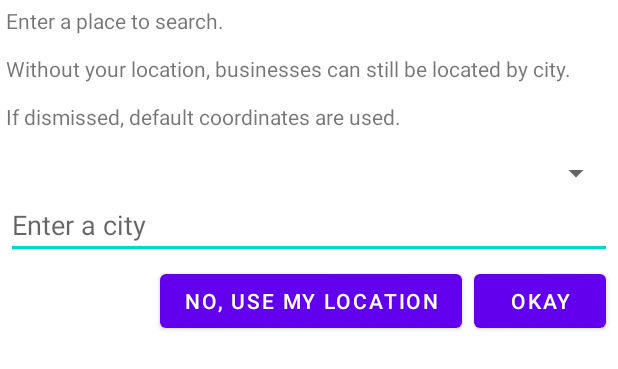
After one commit to mgleez/TradesyListYelpTest, an Android app: the layout spinner_place.xml on its own in the app's theme, with its tools: preview values and no code run, on a phone screen of 412 x 824 dp. The commit adds this screen. Shown: the top 369 px of the screen. Run offline under Robolectric (Android 15) with nearby library versions, the phone set to English and light mode, and no system bars.

Commit message:
20210224.8 (MPM) Added location permission or pick-a-place

```diff
--- a/app/build.gradle
+++ b/app/build.gradle
@@ -13,7 +13,7 @@ android {
 
     defaultConfig {
         applicationId "com.mgleez.tradesylistyelptest"
-        minSdkVersion 21
+        minSdkVersion 26
         targetSdkVersion 30
         versionCode 1
         versionName "1.0"
@@ -38,6 +38,7 @@ android {
 
 dependencies {
 
+    implementation "androidx.activity:activity-ktx:1.3.0-alpha02"
     implementation "androidx.appcompat:appcompat:1.2.0"
     implementation "androidx.constraintlayout:constraintlayout:2.0.4"
     implementation "androidx.core:core-ktx:1.3.2"
@@ -53,6 +54,7 @@ dependencies {
     implementation "androidx.room:room-ktx:$room_version"
     implementation "androidx.room:room-runtime:$room_version"
     implementation "com.github.bumptech.glide:glide:$glide_version"
+    implementation "com.google.android.gms:play-services-location:18.0.0"
     implementation "com.google.android.material:material:1.3.0"
     implementation "com.google.dagger:hilt-android:2.31.2-alpha"
     implementation "com.squareup.okhttp3:logging-interceptor:4.8.1"
--- a/app/src/main/java/com/mgleez/tradesylistyelptest/room/YelpRoomDatabase.kt
+++ b/app/src/main/java/com/mgleez/tradesylistyelptest/room/YelpRoomDatabase.kt
@@ -8,7 +8,7 @@ import androidx.room.RoomDatabase
  *
  * Created by Mike Margulies 20210224
  */
-@Database(entities = [YelpBusinessRoomEntity::class], version = 2)
+@Database(entities = [YelpBusinessRoomEntity::class, YelpReviewRoomEntity::class], version = 2)
 abstract class YelpRoomDatabase : RoomDatabase() {
   abstract fun yelpBusinessDao() : YelpBusinessDao
   abstract fun yelpReviewDao() : YelpReviewDao
--- /dev/null
+++ b/app/src/main/res/layout/spinner_place.xml
@@ -0,0 +1,74 @@
+<?xml version="1.0" encoding="utf-8"?>
+<androidx.constraintlayout.widget.ConstraintLayout xmlns:android="http://schemas.android.com/apk/res/android"
+    xmlns:app="http://schemas.android.com/apk/res-auto"
+    android:id="@+id/placeQueryLayout"
+    android:layout_width="match_parent"
+    android:layout_height="wrap_content"
+    android:layout_margin="@dimen/margin_small"
+    android:orientation="vertical"
+    >
+
+    <TextView
+        android:id="@+id/placeInstructionText"
+        android:layout_width="match_parent"
+        android:layout_height="wrap_content"
+        android:text="@string/placeInstruction"
+        app:layout_constraintBottom_toTopOf="@+id/placeSpinner"
+        app:layout_constraintStart_toStartOf="parent"
+        app:layout_constraintTop_toTopOf="parent"
+        />
+
+    <Spinner
+        android:id="@+id/placeSpinner"
+        android:layout_width="match_parent"
+        android:layout_height="wrap_content"
+        app:layout_constraintBottom_toTopOf="@+id/placeEditText"
+        app:layout_constraintStart_toStartOf="parent"
+        app:layout_constraintTop_toBottomOf="@+id/placeInstructionText"
+        />
+
+    <EditText
+        android:id="@+id/placeEditText"
+        android:layout_width="match_parent"
+        android:layout_height="wrap_content"
+        android:layout_below="@+id/placeSpinner"
+        android:autofillHints="city"
+        android:ems="10"
+        android:hint="@string/enter_a_city"
+        android:inputType="textAutoComplete"
+        app:layout_constraintBottom_toTopOf="@+id/placeOkButton"
+        app:layout_constraintStart_toStartOf="parent"
+        app:layout_constraintTop_toBottomOf="@+id/placeSpinner"
+        >
+
+        <requestFocus />
+    </EditText>
+
+    <Button
+        android:id="@+id/placeCancelButton"
+        android:layout_width="wrap_content"
+        android:layout_height="wrap_content"
+        android:layout_margin="@dimen/margin_small"
+        android:text="@string/cancelPlaceSelection"
+        app:layout_constraintBaseline_toBaselineOf="@id/placeOkButton"
+        app:layout_constraintEnd_toStartOf="@id/placeOkButton"
+        app:layout_constraintHorizontal_bias="1.0"
+        app:layout_constraintHorizontal_chainStyle="packed"
+        app:layout_constraintStart_toStartOf="parent"
+        />
+
+    <Button
+        android:id="@+id/placeOkButton"
+        android:layout_width="wrap_content"
+        android:layout_height="wrap_content"
+        android:layout_below="@+id/placeEditText"
+        android:layout_alignParentEnd="true"
+        android:layout_margin="@dimen/margin_small"
+        android:text="@string/okay"
+        app:layout_constraintBottom_toBottomOf="parent"
+        app:layout_constraintEnd_toEndOf="parent"
+        app:layout_constraintStart_toEndOf="@+id/placeCancelButton"
+        app:layout_constraintTop_toBottomOf="@+id/placeEditText"
+        />
+
+</androidx.constraintlayout.widget.ConstraintLayout>
--- a/app/src/main/res/values/strings.xml
+++ b/app/src/main/res/values/strings.xml
@@ -8,4 +8,19 @@
     <string name="ratingImage">Rating Image</string>
     <string name="top_rated_review_c">Top Rated Review:</string>
     <string name="showing_results_for">Showing results for</string>
+    <string name="okay">Okay</string>
+    <string name="enter_a_city">Enter a city</string>
+    <string name="placeInstruction">Enter a place to search.\n\nWithout your location, businesses can still be located by city.\n\nIf dismissed, default coordinates are used.\n</string>
+    <string name="cancelPlaceSelection">No, use my location</string>
+    <string name="enableLocation"           >Enable Location</string>
+    <string name="enableLocationMessage"    >Enabling Location allows this app to provide information about businesses in your current location.</string>
+
+    <string-array name="places">
+        <item>Los Angeles</item>
+        <item>Irvine, CA</item>
+        <item>Hollywood, CA</item>
+        <item>NYC</item>
+        <item>Maui</item>
+        <item>England</item>
+    </string-array>
 </resources>
```
Also changed, not shown: app/src/main/AndroidManifest.xml (+10 -0 lines), app/src/main/java/com/mgleez/tradesylistyelptest/YelpApp.kt (+5 -3 lines), app/src/main/java/com/mgleez/tradesylistyelptest/repository/YelpRepository.kt (+21 -13 lines), app/src/main/java/com/mgleez/tradesylistyelptest/ui/YelpActivity.kt (+127 -8 lines), app/src/main/java/com/mgleez/tradesylistyelptest/ui/YelpSearchFragment.kt (+9 -3 lines), app/src/main/res/layout/item_textview.xml (added, +19 -0 lines), 1 other file.
